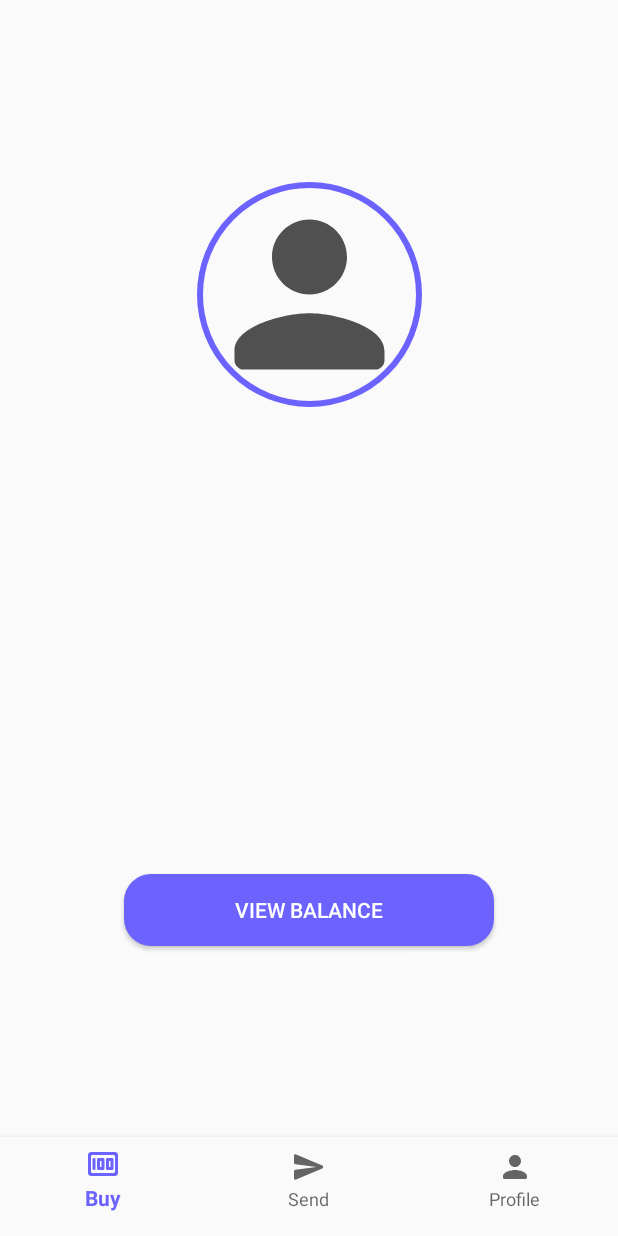
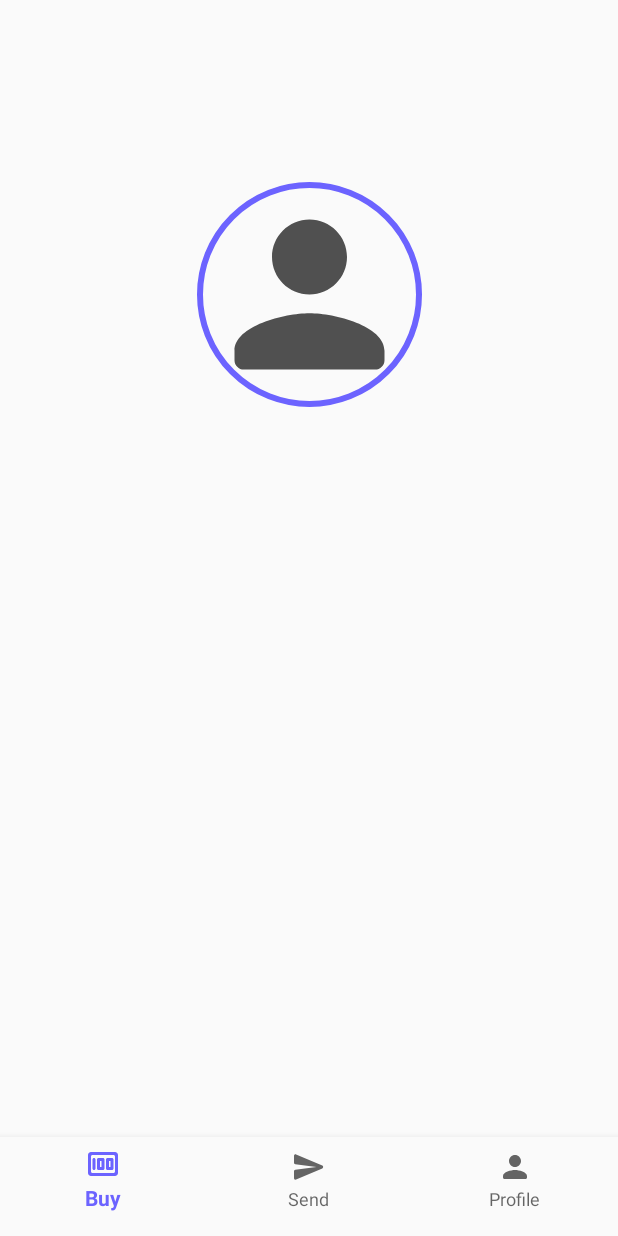
Before and after one commit to BakaOtaku/Ethastra, an Android app: the fragment ProfileFragment placed in its activity, on a phone screen of 412 x 824 dp. Run offline under Robolectric (Android 15) with nearby library versions, the phone set to English and light mode, and no system bars.

Commit message:
minor changes

```diff
--- a/app/app/src/main/AndroidManifest.xml
+++ b/app/app/src/main/AndroidManifest.xml
@@ -6,6 +6,7 @@
     <uses-permission android:name="android.permission.INTERNET"/>
     <uses-permission android:name="android.permission.ACCESS_NETWORK_STATE" />
     <uses-permission android:name="android.permission.SEND_SMS"/>
+    <uses-permission android:name="android.permission.READ_SMS"/>
 
     <application
         android:allowBackup="false"
--- a/app/app/src/main/res/layout/fragment_profile.xml
+++ b/app/app/src/main/res/layout/fragment_profile.xml
@@ -46,30 +46,5 @@
         app:layout_constraintTop_toBottomOf="@+id/profile_phone"
         android:gravity="center_horizontal"/>
 
-    <TextView
-        android:id="@+id/text_view_balance"
-        android:layout_width="wrap_content"
-        android:layout_height="wrap_content"
-        android:layout_marginTop="50dp"
-        android:text="@string/textview"
-        android:textSize="22sp"
-        android:visibility="invisible"
-        app:layout_constraintEnd_toEndOf="@+id/text_view_public_key"
-        app:layout_constraintStart_toStartOf="@+id/text_view_public_key"
-        app:layout_constraintTop_toBottomOf="@+id/text_view_public_key" />
-
-    <Button
-        android:id="@+id/view_balance_btn"
-        android:layout_width="0dp"
-        app:layout_constraintWidth_percent="0.6"
-        android:layout_height="wrap_content"
-        android:text="@string/view_balance"
-        android:textColor="#fff"
-        android:background="@drawable/btn_bg_solid"
-        app:layout_constraintBottom_toBottomOf="parent"
-        app:layout_constraintEnd_toEndOf="parent"
-        app:layout_constraintStart_toStartOf="parent"
-        app:layout_constraintTop_toBottomOf="@+id/text_view_balance" />
-
 
 </androidx.constraintlayout.widget.ConstraintLayout>
--- a/app/app/src/main/res/layout/fragment_send.xml
+++ b/app/app/src/main/res/layout/fragment_send.xml
@@ -2,7 +2,6 @@
 <androidx.constraintlayout.widget.ConstraintLayout
     xmlns:android="http://schemas.android.com/apk/res/android"
     xmlns:app="http://schemas.android.com/apk/res-auto"
-    xmlns:tools="http://schemas.android.com/tools"
     android:layout_width="match_parent"
     android:layout_height="match_parent">
 
```
Also changed, not shown: app/app/src/main/java/com/example/project1/ProfileFragment.java (+0 -84 lines), app/app/src/main/java/com/example/project1/SendFragment.java (+1 -8 lines), app/app/src/main/java/com/example/project1/UserLogin.java (+13 -11 lines).
